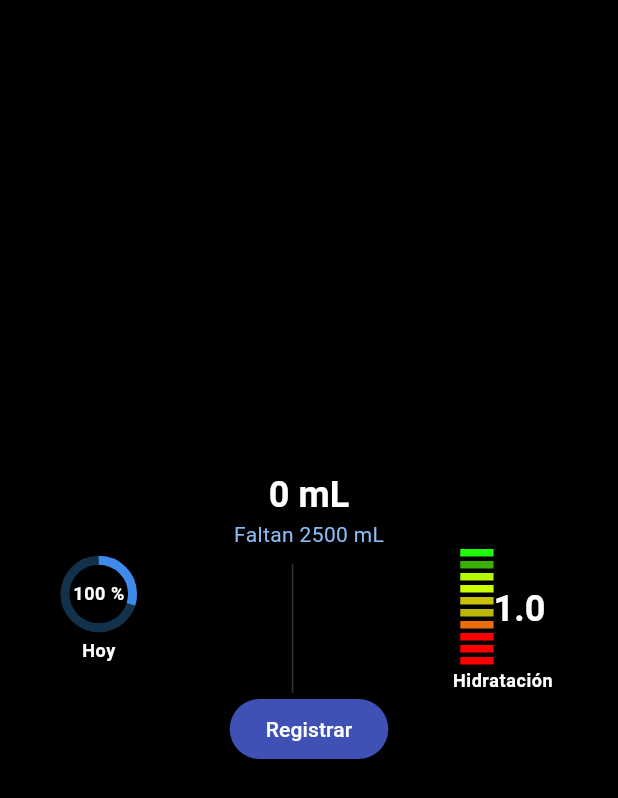
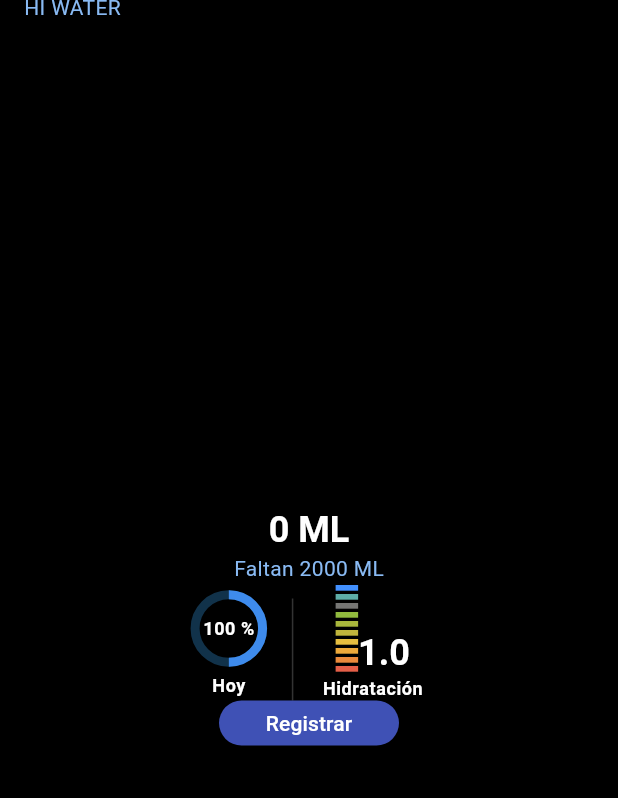
Before and after one commit to ArmandoRomero33/Proyecto_flutter, a Flutter app: the screen it shows after launch, on a phone screen of 412 x 824 dp. Shown: the top 798 px of the screen. Run offline on Flutter 3.47's test engine with Material 2 defaults, Android fonts, the phone set to English and light mode, and no system bars.

Commit message:
cambios e app bar

```diff
--- a/lib/assets/interval_progress_bar.dart
+++ b/lib/assets/interval_progress_bar.dart
@@ -1,7 +1,7 @@
 import 'package:flutter/material.dart';
 
 class IntervalProgressBar extends StatefulWidget {
-  const IntervalProgressBar({Key? key}) : super(key: key);
+  const IntervalProgressBar({super.key});
 
   @override
   State<IntervalProgressBar> createState() => _IntervalProgressBarState();
@@ -21,51 +21,55 @@ class _IntervalProgressBarState extends State<IntervalProgressBar> {
   Widget _bar() {
     return Column(
       children: [
-        _interval(customColor: Color.fromARGB(255, 29, 253, 9)),
+        _interval(customColor: const Color.fromARGB(255, 66, 144, 255)),
         _separator(),
-        _interval(customColor: Color.fromARGB(255, 59, 176, 5)),
+        _interval(customColor: const Color.fromARGB(255, 94, 173, 167)),
         _separator(),
-        _interval(customColor: Color.fromARGB(255, 182, 247, 2)),
+        _interval(customColor: const Color.fromARGB(255, 118, 118, 116)),
         _separator(),
-        _interval(customColor: Color.fromARGB(255, 204, 255, 0)),
+        _interval(customColor: const Color.fromARGB(255, 145, 186, 62)),
         _separator(),
-        _interval(customColor: Color.fromARGB(255, 200, 193, 6)),
+        _interval(customColor: const Color.fromARGB(255, 169, 183, 60)),
         _separator(),
-        _interval(customColor: Color.fromARGB(255, 188, 182, 5)),
+        _interval(customColor: const Color.fromARGB(255, 192, 181, 60)),
         _separator(),
-        _interval(customColor: Color.fromARGB(255, 235, 109, 12)),
+        _interval(customColor: const Color.fromARGB(255, 230, 190, 64)),
         _separator(),
-        _interval(customColor: Color.fromARGB(255, 255, 0, 0)),
+        _interval(customColor: const Color.fromARGB(255, 237, 169, 59)),
         _separator(),
-        _interval(customColor: Color.fromARGB(255, 255, 0, 0)),
+        _interval(customColor: const Color.fromARGB(255, 235, 138, 60)),
         _separator(),
-        _interval(customColor: Color.fromARGB(255, 255, 0, 0)),
+        _interval(customColor: const Color.fromARGB(255, 229, 95, 72)),
         _separator(),
       ],
     );
   }
 
-  Widget _separator() {
-    return const SizedBox(
-      height: 3,
+  Widget _interval({required Color customColor}) {
+    return SizedBox(
+      height: 3.8,
+      width: 15,
+      child: DecoratedBox(
+        decoration: BoxDecoration(
+          color: customColor,
+        ),
+      ),
     );
   }
 
-  Widget _interval({required Color customColor}) {
-    return SizedBox(
-      width: 22.2,
-      height: 5.0,
-      child: DecoratedBox(
-          decoration: BoxDecoration(
-        color: customColor,
-      )),
-    );
+  Widget _separator() {
+    return const SizedBox(height: 2.2);
   }
 
   Widget _label() {
-    return Text(
-      '1.0',
-      style: Theme.of(context).textTheme.headlineSmall,
+    return Column(
+      children: [
+        const SizedBox(height: 30),
+        Text(
+          '1.0',
+          style: Theme.of(context).textTheme.headlineSmall,
+        ),
+      ],
     );
   }
 }
--- a/lib/main.dart
+++ b/lib/main.dart
@@ -1,5 +1,5 @@
 import 'package:flutter/material.dart';
-import 'package:project1/screens/start_screen.dart';
+import 'package:water_counter_app/screens/start_screen.dart';
 
 void main() {
   runApp(const MyApp());
@@ -12,29 +12,32 @@ class MyApp extends StatelessWidget {
   @override
   Widget build(BuildContext context) {
     return MaterialApp(
-      title: 'Water counter',
         debugShowCheckedModeBanner: false,
+        title: 'Water cunter',
         theme: ThemeData(
           scaffoldBackgroundColor: Colors.black,
-        primaryColor: Colors.indigo,
+          primarySwatch: Colors.indigo,
+          appBarTheme: const AppBarTheme(
+            color: Colors.black,
+          ),
+          // extensions: const <ThemeExtension<dynamic>>[
+          //   CustomThemeExtension(),
+          // ],
           textTheme: const TextTheme(
               headlineSmall:
                   TextStyle(color: Colors.white, fontWeight: FontWeight.bold),
-          bodyMedium: TextStyle(
-            color: Color.fromARGB(255, 137, 186, 243),
-          ),
+              bodyMedium: TextStyle(color: Color.fromARGB(255, 137, 186, 243)),
               bodySmall: TextStyle(
-              color: Colors.white, fontSize: 12, fontWeight: FontWeight.bold),
-        ),
+                color: Colors.white,
+                fontSize: 12,
+                fontWeight: FontWeight.bold,
+              )),
           elevatedButtonTheme: ElevatedButtonThemeData(
               style: ElevatedButton.styleFrom(
                   backgroundColor: Colors.indigo,
-            foregroundColor: Colors.white,
-          ),
-        ),
+                  foregroundColor: Colors.white)),
           useMaterial3: true,
         ),
-      home: const StartScreen(),
-    );
+        home: const StartScreen());
   }
 }
--- a/lib/screens/start_screen.dart
+++ b/lib/screens/start_screen.dart
@@ -1,5 +1,5 @@
 import 'package:flutter/material.dart';
-import 'package:project1/assets/interval_progress_bar.dart';
+import 'package:water_counter_app/assets/interval_progress_bar.dart';
 
 class StartScreen extends StatefulWidget {
   const StartScreen({super.key});
@@ -12,6 +12,16 @@ class _StartScreenState extends State<StartScreen> {
   @override
   Widget build(BuildContext context) {
     return Scaffold(
+      appBar: AppBar(
+        toolbarHeight: 10.0,
+        centerTitle: false,
+        leadingWidth: 0,
+        title: Text(
+          'HI WATER',
+          style: Theme.of(context).textTheme.bodyMedium,
+        ),
+        actions: [],
+      ),
       body: Column(
         mainAxisAlignment: MainAxisAlignment.center,
         children: [
@@ -27,13 +37,13 @@ class _StartScreenState extends State<StartScreen> {
     return Column(
       children: [
         Text(
-          '0 mL',
+          '0 ML',
           style: Theme.of(context).textTheme.headlineSmall,
         ),
         Text(
-          'Faltan 2500 mL',
+          'Faltan 2000 ML',
           style: Theme.of(context).textTheme.bodyMedium,
-        )
+        ),
       ],
     );
   }
@@ -41,7 +51,7 @@ class _StartScreenState extends State<StartScreen> {
   Widget _indicators() {
     return IntrinsicHeight(
       child: Row(
-        mainAxisAlignment: MainAxisAlignment.spaceEvenly,
+        mainAxisAlignment: MainAxisAlignment.center,
         children: [
           _percentage(),
           const SizedBox(
@@ -58,28 +68,26 @@ class _StartScreenState extends State<StartScreen> {
   }
 
   Widget _percentage() {
-    return Column(
-      children: [
+    return Column(children: [
       SizedBox(
         height: 60,
         child: Stack(
           alignment: Alignment.center,
           children: [
             const SizedBox(
+              height: 45,
               width: 45,
-                height: 45,
               child: CircularProgressIndicator(
+                value: 0.5,
+                backgroundColor: Color.fromARGB(255, 17, 50, 74),
+                color: Color.fromARGB(255, 62, 139, 236),
                 strokeWidth: 6,
-                  value: 0.3,
-                  color: Color.fromARGB(255, 62, 139, 236),
-                  backgroundColor: Color.fromARGB(255, 17, 50, 74),
               ),
             ),
             Text(
               '100 %',
               style: Theme.of(context).textTheme.bodySmall,
-                textAlign: TextAlign.center,
-              ),
+            )
           ],
         ),
       ),
@@ -87,8 +95,7 @@ class _StartScreenState extends State<StartScreen> {
         'Hoy',
         style: Theme.of(context).textTheme.bodySmall,
       ),
-      ],
-    );
+    ]);
   }
 
   Widget _smallDivider() {
@@ -102,28 +109,31 @@ class _StartScreenState extends State<StartScreen> {
   }
 
   Widget _hydration() {
-    return Column(children: [
+    return Column(
+      children: [
         const IntervalProgressBar(),
+
         //_intervalBar(),
         Text(
           'Hidratación',
           style: Theme.of(context).textTheme.bodySmall,
-      )
-    ]);
+        ),
+      ],
+    );
   }
 
-  //Widget _intervalBar() {
-  //return Text(
-  //'1.0',
-  //style: Theme.of(context).textTheme.headlineSmall,
-  //);
-  //}
+  // Widget _intervalBar() {
+  //   return Text(
+  //     '1.0',
+  //     style: Theme.of(context).textTheme.headlineSmall,
+  //   );
+  // }
 
   Widget _buttonReg() {
     return Center(
-      child: ElevatedButton(
-        onPressed: () {},
-        child: const Text('Registrar'),
+      child: ConstrainedBox(
+        constraints: const BoxConstraints.tightFor(width: 120, height: 30),
+        child: ElevatedButton(onPressed: () {}, child: const Text('Registrar')),
       ),
     );
   }
--- a/pubspec.yaml
+++ b/pubspec.yaml
@@ -1,4 +1,4 @@
-name: project1
+name: water_counter_app
 description: A new Flutter project.
 # The following line prevents the package from being accidentally published to
 # pub.dev using `flutter pub publish`. This is preferred for private packages.
```
Also changed, not shown: pubspec.lock, 13 other files. Lines whose indentation alone changed are shown as unchanged.
